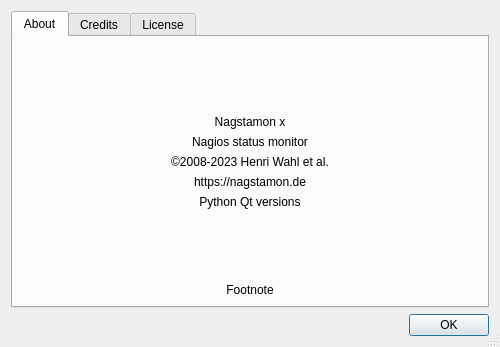
Before: the Qt Designer form Nagstamon/resources/qui/dialog_about.ui in HenriWahl/Nagstamon, drawn with Qt 5.
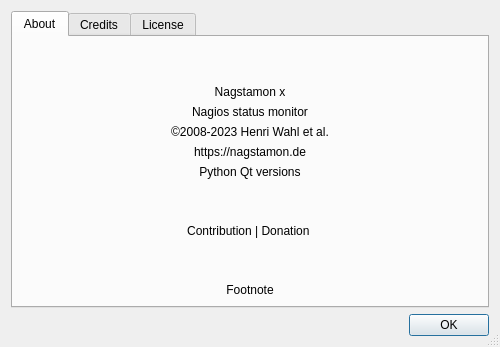
After: the same form once the commit is applied.

Diff of the .ui file:
```diff
--- a/Nagstamon/resources/qui/dialog_about.ui
+++ b/Nagstamon/resources/qui/dialog_about.ui
@@ -103,7 +103,33 @@
         </widget>
        </item>
        <item>
-        <spacer name="verticalSpacer">
+        <spacer name="verticalSpacer_3">
+         <property name="orientation">
+          <enum>Qt::Vertical</enum>
+         </property>
+         <property name="sizeHint" stdset="0">
+          <size>
+           <width>20</width>
+           <height>40</height>
+          </size>
+         </property>
+        </spacer>
+       </item>
+       <item>
+        <widget class="QLabel" name="label_contribution">
+         <property name="text">
+          <string>Contribution | Donation </string>
+         </property>
+         <property name="alignment">
+          <set>Qt::AlignCenter</set>
+         </property>
+         <property name="openExternalLinks">
+          <bool>true</bool>
+         </property>
+        </widget>
+       </item>
+       <item>
+        <spacer name="verticalSpacer_1">
          <property name="orientation">
           <enum>Qt::Vertical</enum>
          </property>
```
Left out of the diff: 3 changed lines with no effect on the pictures.
